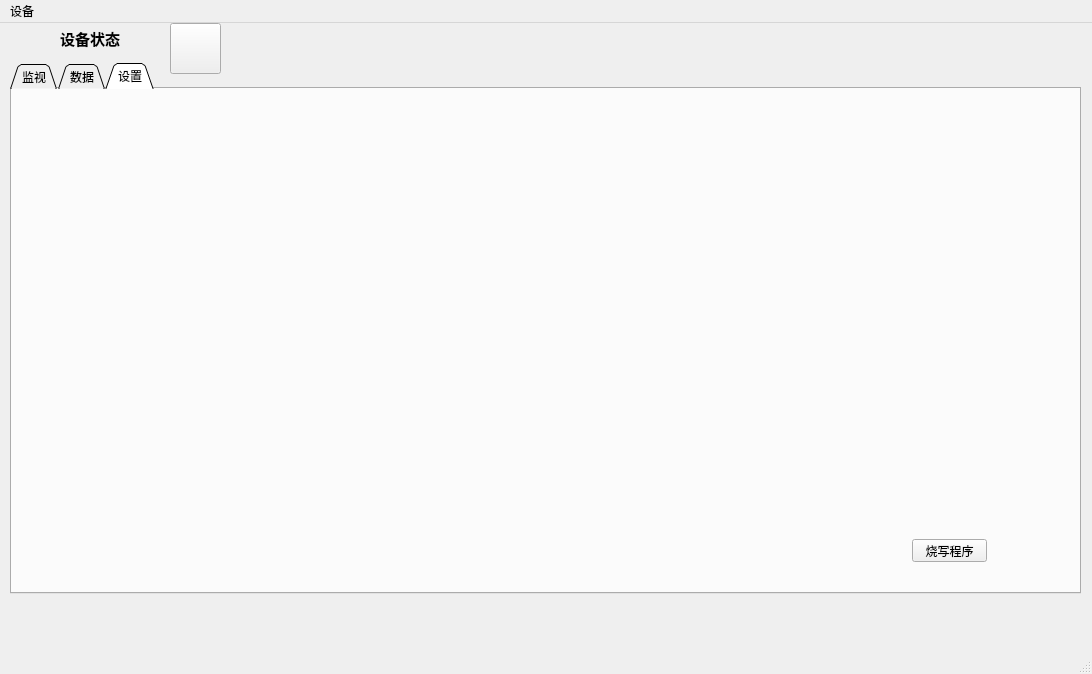
Above: mainwindow.ui from zhuyanliang/GlobelCanTools before the change. Below: the same form after it.
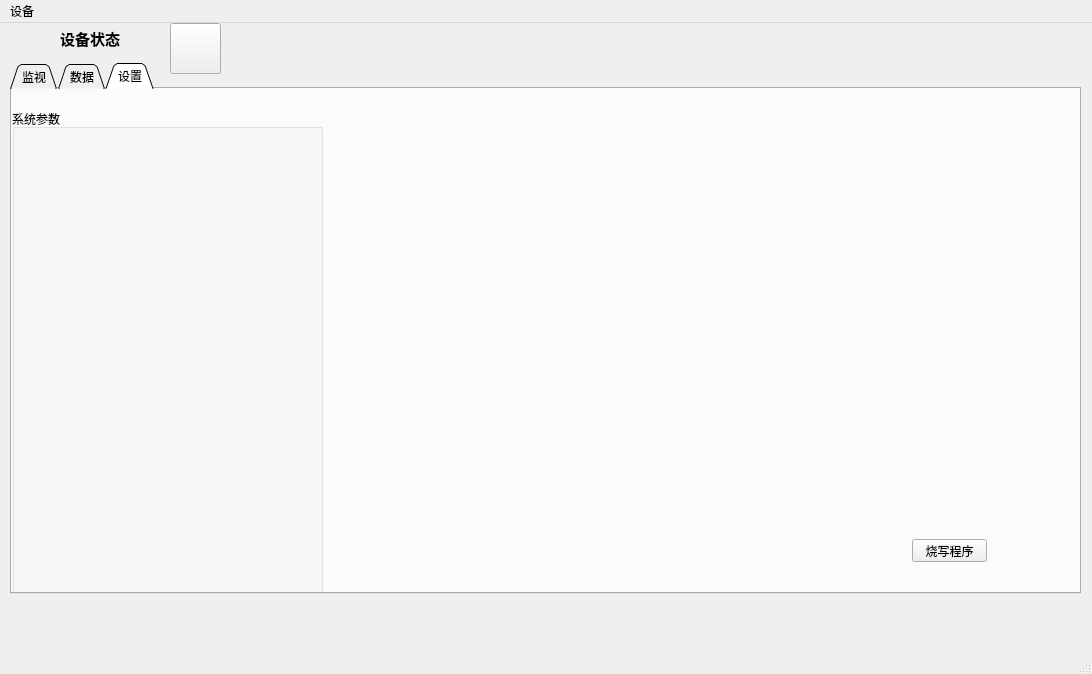
That is the form after the change.

What changed in the file:
```diff
--- a/mainwindow.ui
+++ b/mainwindow.ui
@@ -586,6 +586,19 @@
        <string>烧写程序</string>
       </property>
      </widget>
+     <widget class="QGroupBox" name="groupBoxSysPra">
+      <property name="geometry">
+       <rect>
+        <x>0</x>
+        <y>20</y>
+        <width>311</width>
+        <height>491</height>
+       </rect>
+      </property>
+      <property name="title">
+       <string>系统参数</string>
+      </property>
+     </widget>
     </widget>
    </widget>
    <widget class="QLabel" name="labelDevStatus">
```
